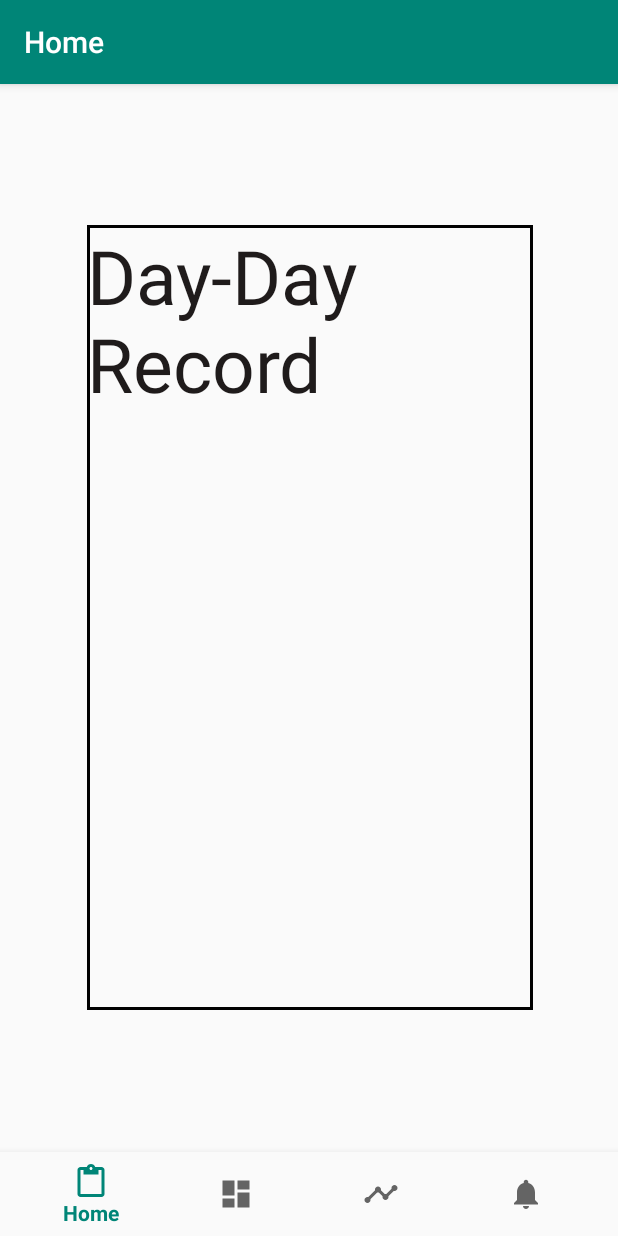
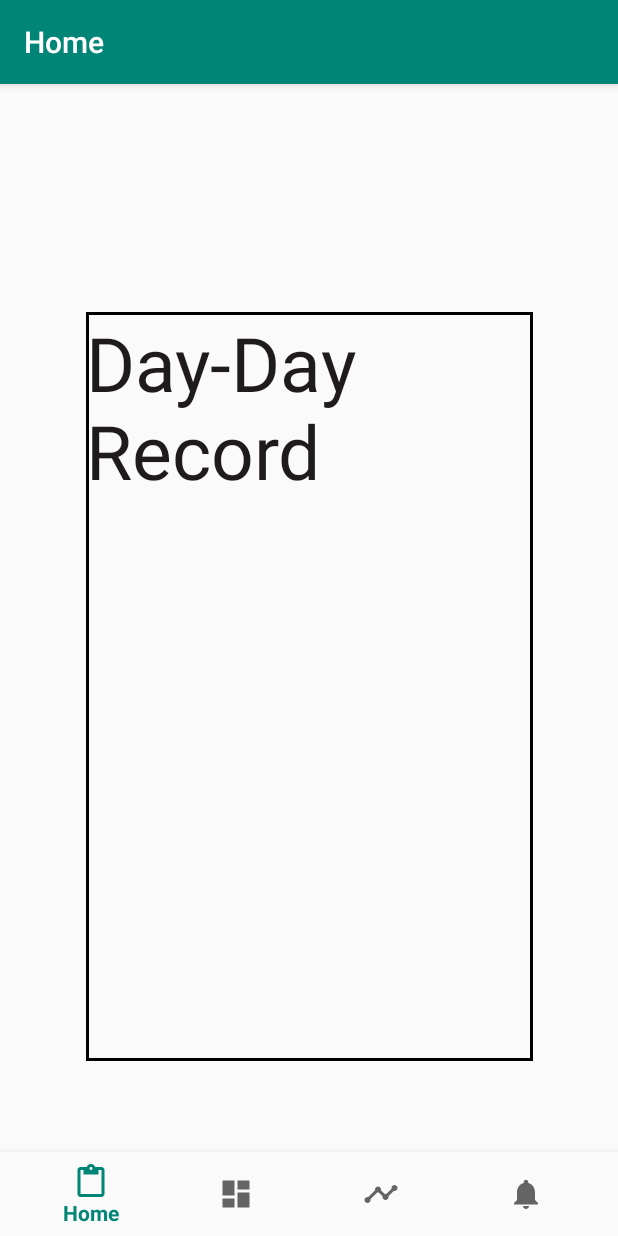
Before and after one commit to jianghao-py/Health-Balancer, an Android app: the screen it shows after launch once a user with an empty profile is signed in (MainActivity), on a phone screen of 412 x 824 dp. Run offline under Robolectric (Android 15) with nearby library versions, the phone set to English and light mode, and no system bars; our stand-ins replace Firebase (no records; nobody signed in at launch, a user with empty details on screens opened directly), navigation-ui.

Commit message:
new together version fix bug

```diff
--- a/app/src/main/AndroidManifest.xml
+++ b/app/src/main/AndroidManifest.xml
@@ -1,5 +1,6 @@
 <?xml version="1.0" encoding="utf-8"?>
 <manifest xmlns:android="http://schemas.android.com/apk/res/android"
+    xmlns:tools="http://schemas.android.com/tools"
     package="com.example.comp3004project">
 
     <application
@@ -11,9 +12,9 @@
         android:theme="@style/AppTheme">
         <activity android:name=".LoginFunction.Login"></activity>
         <activity android:name=".ui.dashboard.CreateEventActivity" />
+        <activity android:name=".ui.dashboard.NewEventActivity" />
         <activity android:name=".ui.notifications.PersonalFileActivity" />
         <activity android:name=".ui.notifications.SetNameActivity" />
-        <activity android:name=".LoginFunction.Login" />
         <activity android:name=".LoginFunction.Resgister">
             <intent-filter>
                 <action android:name="android.intent.action.MAIN" />
--- a/app/src/main/res/layout/fragment_home.xml
+++ b/app/src/main/res/layout/fragment_home.xml
@@ -16,16 +16,16 @@
 <!--        app:layout_constraintTop_toTopOf="parent" />-->
 
     <ScrollView
-        android:layout_width="297dp"
-        android:layout_height="523dp"
-        android:layout_marginTop="32dp"
+        android:layout_width="298dp"
+        android:layout_height="499dp"
         android:background="@drawable/scrollviewborder"
         android:fillViewport="true"
         app:layout_constraintBottom_toBottomOf="parent"
         app:layout_constraintEnd_toEndOf="parent"
+        app:layout_constraintHorizontal_bias="0.495"
         app:layout_constraintStart_toStartOf="parent"
         app:layout_constraintTop_toTopOf="parent"
-        app:layout_constraintVertical_bias="0.0">
+        app:layout_constraintVertical_bias="0.596">
 
 
         <LinearLayout
```
Also changed, not shown: app/src/main/java/com/example/comp3004project/ui/notifications/NotificationsFragment.java (+2 -6 lines), app/src/main/res/layout/fragment_notifications.xml (+5 -3 lines).
